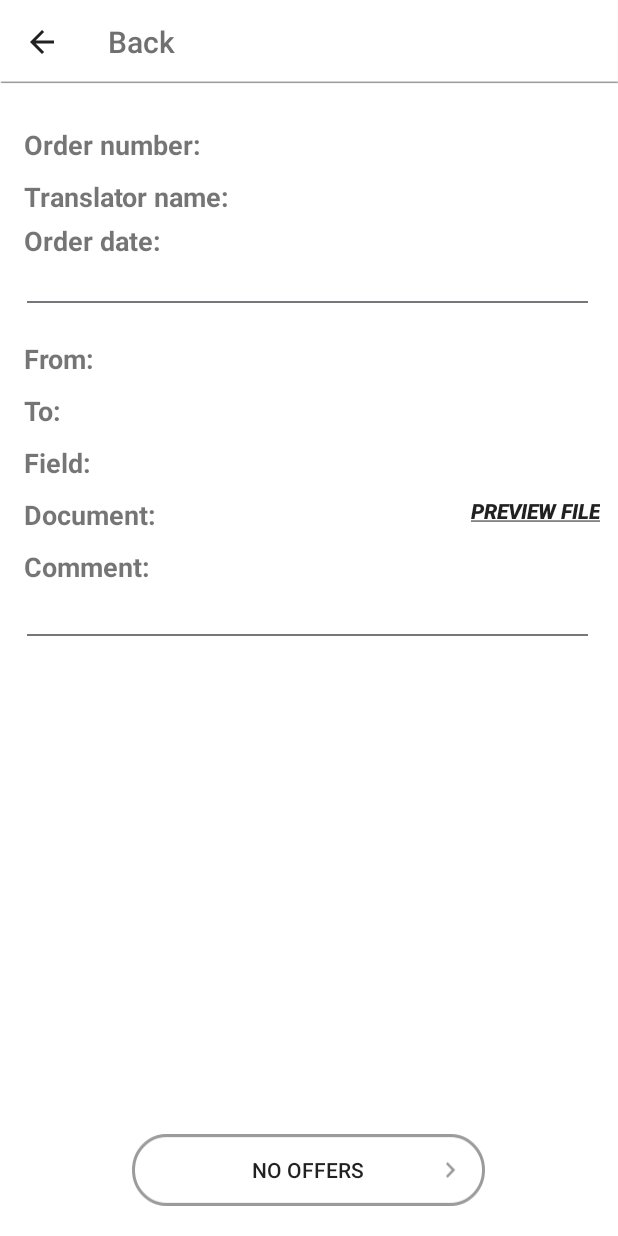
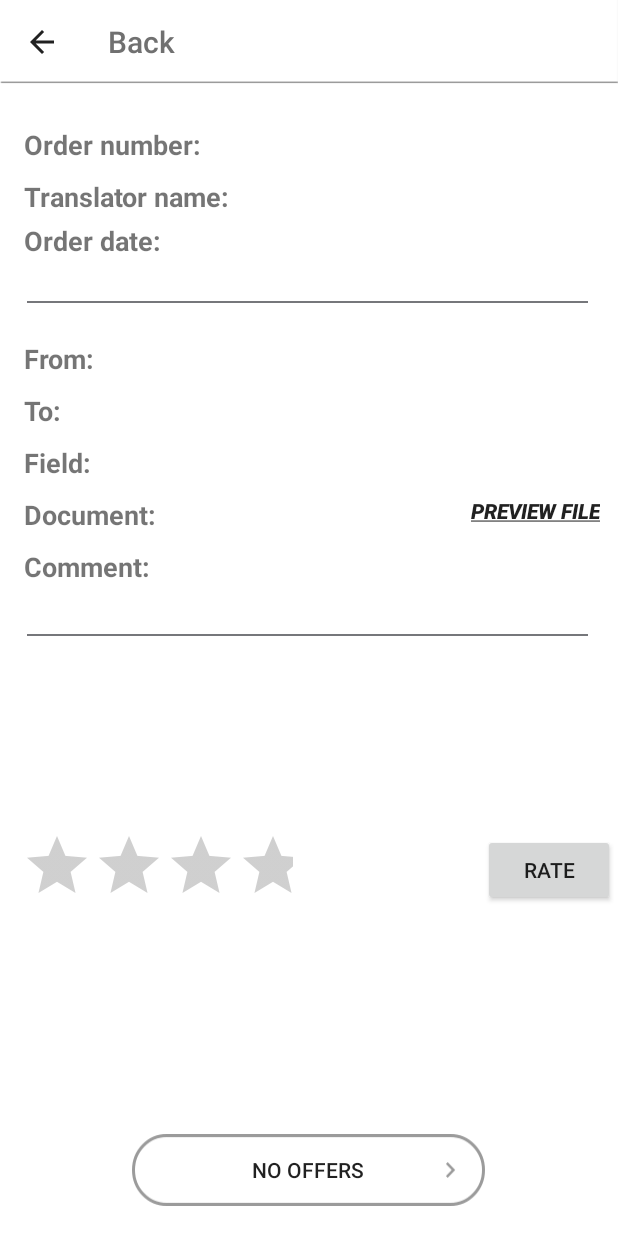
Before and after one commit to saraOmar18/ConlangFinal, an Android app: the OrderDetails screen opened directly, with no data from a screen before it, on a phone screen of 412 x 824 dp. Run offline under Robolectric (Android 15) with nearby library versions, the phone set to English and light mode, and no system bars; our stand-ins replace Firebase (no records; nobody signed in at launch, a user with empty details on screens opened directly); 11 statements that could not run were skipped.

Commit message:
update with rating

```diff
--- a/app/src/main/java/com/example/alhanoufaldawood/conlang/Customer/LoginCustomer.java
+++ b/app/src/main/java/com/example/alhanoufaldawood/conlang/Customer/LoginCustomer.java
@@ -177,6 +177,7 @@ public class LoginCustomer extends AppCompatActivity {
 
                                             if (userType.equals("Customer")) {
                                                 Intent i = new Intent(LoginCustomer.this, CustomerHome.class);
+                                                i.putExtra("user", new String[]{userID,userType});
                                                 startActivity(i);
 
                                                 // use this to start and trigger a service
--- a/app/src/main/java/com/example/alhanoufaldawood/conlang/Customer/OrderDetails.java
+++ b/app/src/main/java/com/example/alhanoufaldawood/conlang/Customer/OrderDetails.java
@@ -1,18 +1,22 @@
 package com.example.alhanoufaldawood.conlang.Customer;
 
 import android.annotation.SuppressLint;
+import android.content.DialogInterface;
 import android.content.Intent;
 import android.graphics.Color;
 import android.os.Bundle;
 import android.support.annotation.NonNull;
+import android.support.v7.app.AlertDialog;
 import android.support.v7.app.AppCompatActivity;
 import android.text.Html;
 import android.view.View;
 import android.widget.Button;
+import android.widget.RatingBar;
 import android.widget.TextView;
 
 import com.example.alhanoufaldawood.conlang.Chatting;
 import com.example.alhanoufaldawood.conlang.R;
+import com.example.alhanoufaldawood.conlang.Rate;
 import com.google.firebase.database.DataSnapshot;
 import com.google.firebase.database.DatabaseError;
 import com.google.firebase.database.DatabaseReference;
@@ -23,7 +27,7 @@ public class OrderDetails extends AppCompatActivity {
 
     DatabaseReference ref,ref2;
     TextView orderNumber, translatorName, orderDate, from, to, field, comment;
-    Button preview , offers , chat;
+    Button preview , offers , chat, submitButton ;
     TextView TComment,Tcomment,Price,price,Deadline,deadline;
 
     static String orderNo;
@@ -31,12 +35,26 @@ public class OrderDetails extends AppCompatActivity {
     String orderId;
     static String translatorId;
     static String translatorName1;
+    Button send;
+  //  String orderId;
+    String transId;
+    String totalRate;
+    String numOfRating;
+    String rating;
+    double ratingStr;
+    double r;
+    double totald;
+    double numd;
+    double numOfRatingd;
 
     @SuppressLint("RestrictedApi")
     @Override
     protected void onCreate(Bundle savedInstanceState) {
         super.onCreate(savedInstanceState);
         setContentView(R.layout.activity_order_details);
+        final RatingBar ratingRatingBar = (RatingBar) findViewById(R.id.ratingBar);
+        send = (Button) findViewById(R.id.button);
+        final TextView ratingDisplayTextView = (TextView) findViewById(R.id.rating_display_text_View);
 
         getSupportActionBar().setDefaultDisplayHomeAsUpEnabled(true);
 
@@ -46,10 +64,31 @@ public class OrderDetails extends AppCompatActivity {
         final Intent intent = getIntent();
         orderId = intent.getStringExtra("orderId");
 
+        final DatabaseReference mref = FirebaseDatabase.getInstance().getReference("Orders").child(orderId);
+        mref.child("translatorID").addValueEventListener(new ValueEventListener() {
+            @Override
+            public void onDataChange(DataSnapshot snapshot) {
+                transId = snapshot.getValue(String.class);
+            }
+            @Override
+            public void onCancelled(DatabaseError databaseError) {
+            }
+        });
 
         ref = FirebaseDatabase.getInstance().getReference("Orders");
 
+        //to get translator.
+        final DatabaseReference transRef = FirebaseDatabase.getInstance().getReference("Translators").child(transId);
 
+       /* transRef.addValueEventListener(new ValueEventListener() {
+            @Override
+            public void onDataChange(@NonNull DataSnapshot dataSnapshot) {
+                Translator trans = dataSnapshot.getValue(Translator.class);
+                totalRate = trans.getAvrRate();
+                numOfRating = trans.getNumOfRate();
+                //Will be used in method calculateAvr.
+            }
+        }); */
 
         orderNumber = (TextView) findViewById(R.id.orderNumber);
         translatorName = (TextView) findViewById(R.id.translatorName);
@@ -58,6 +97,7 @@ public class OrderDetails extends AppCompatActivity {
         to = (TextView) findViewById(R.id.to);
         field = (TextView) findViewById(R.id.field);
         comment = (TextView) findViewById(R.id.comment);
+
 
         TComment = (TextView) findViewById(R.id.TComment);
         Tcomment = (TextView) findViewById(R.id.Tcomment);
@@ -76,7 +116,7 @@ public class OrderDetails extends AppCompatActivity {
 
         offers = (Button) findViewById(R.id.offers);
         chat = (Button) findViewById(R.id.chat);
-
+        submitButton = (Button) findViewById(R.id.button);
 
 
 
@@ -86,6 +126,15 @@ public class OrderDetails extends AppCompatActivity {
             @Override
             public void onClick(View v) {
                 Intent intent = new Intent(OrderDetails.this,OrderDetailsPreviewFile.class);
+                intent.putExtra("key",orderId);
+                startActivity(intent);
+            }
+        });
+
+        submitButton.setOnClickListener(new View.OnClickListener() {
+            @Override
+            public void onClick(View v) {
+                Intent intent = new Intent(OrderDetails.this, Rate.class);
                 intent.putExtra("key",orderId);
                 startActivity(intent);
             }
@@ -223,6 +272,56 @@ public class OrderDetails extends AppCompatActivity {
                 startActivity(i);
             }
         });
+        send.setOnClickListener(new View.OnClickListener() {
+            @Override
+            public void onClick(View v) {
+                r=ratingRatingBar.getRating();
+                calculateAvr();
+
+                //Add to DB.
+                transRef.child("AvrRate").setValue(totalRate);
+                transRef.child("numOfRate").setValue(numOfRating);
+                transRef.child("rate").setValue(rating);
+
+                retingDialog();
+                //ratingDisplayTextView.setText("Your rating is: " + rating);
+            }
+        });
+
+    }
+    public void calculateAvr() {
+        //convert string to double.
+        totald = Double.parseDouble(totalRate);
+        numd = Double.parseDouble(numOfRating);
+        numOfRatingd = numd + 1;
+
+        //calculate the avr.
+        totald += r;
+        ratingStr = (totald / numOfRatingd);
+
+        //convert double to string.
+        totalRate = String.valueOf(totald);
+        numOfRating = String.valueOf(numd);
+        rating = String.valueOf(ratingStr);
+
+
+    }
+
+    public void retingDialog(){
+        AlertDialog.Builder dialog = new AlertDialog.Builder(OrderDetails.this);
+        dialog.setCancelable(false);
+        dialog.setTitle("Thank you");
+        dialog.setMessage("Your rate sent successfully.." );
+        dialog.setPositiveButton("Close", new DialogInterface.OnClickListener() {
+            @Override
+            public void onClick(DialogInterface dialog, int id) {
+                //Action for "Delete".
+            }
+        });
+
+
+        final AlertDialog alert = dialog.create();
+        alert.show();
 
     }
 
--- a/app/src/main/java/com/example/alhanoufaldawood/conlang/Customer/TranslatorListAdapter.java
+++ b/app/src/main/java/com/example/alhanoufaldawood/conlang/Customer/TranslatorListAdapter.java
@@ -53,7 +53,7 @@ public class TranslatorListAdapter extends ArrayAdapter<Translator> {
         language.setText(translator.getLanguage());
 
        RatingBar rate = (RatingBar) listViewItem.findViewById(R.id.ratingBar);
-       rate.setRating(translator.getRate());
+       rate.setRating(Float.parseFloat(translator.getRate()));
 
         TextView feild = (TextView) listViewItem.findViewById(R.id.feild);
         feild.setText(translator.getField());
--- a/app/src/main/java/com/example/alhanoufaldawood/conlang/Customer/TranslatorProfilePage.java
+++ b/app/src/main/java/com/example/alhanoufaldawood/conlang/Customer/TranslatorProfilePage.java
@@ -72,7 +72,7 @@ public class TranslatorProfilePage extends AppCompatActivity {
 
                 translator = dataSnapshot.getValue(Translator.class);
                 ratingBar.setNumStars(5);
-                ratingBar.setRating((float) translator.getRate());
+                ratingBar.setRating(Float.parseFloat(translator.getRate()));
                 name.setText(translator.getName());
                 bio.setText(translator.getBio());
                 langauge.setText(translator.getProvidedLanguage());
--- a/app/src/main/java/com/example/alhanoufaldawood/conlang/NotificationService.java
+++ b/app/src/main/java/com/example/alhanoufaldawood/conlang/NotificationService.java
@@ -13,7 +13,6 @@ import android.support.v4.app.NotificationCompat;
 
 import com.example.alhanoufaldawood.conlang.Customer.CustomerHome;
 import com.example.alhanoufaldawood.conlang.Customer.ServiceRequest;
-import com.example.alhanoufaldawood.conlang.Customer.Translator;
 import com.example.alhanoufaldawood.conlang.Translator.TranslatorHome;
 import com.google.firebase.database.DataSnapshot;
 import com.google.firebase.database.DatabaseError;
@@ -39,7 +38,7 @@ public class NotificationService extends Service {
 
     @Override
     public int onStartCommand(Intent intent, int flags, int startId) {
-        final String[] userData = intent.getStringArrayExtra("Users");
+        final String[] userData = intent.getStringArrayExtra("user");
 
         final DatabaseReference ref=  FirebaseDatabase.getInstance().getReference("Orders");
 
@@ -104,7 +103,7 @@ public class NotificationService extends Service {
             mChannel = new NotificationChannel(CHANNEL_ID, name, importance);
 
         Notification notification =
-                 new NotificationCompat.Builder(this)
+                new NotificationCompat.Builder(this)
                         .setSmallIcon(R.mipmap.ic_launcher)
                         .setContentTitle(title)
                         .setContentText(message)
--- a/app/src/main/res/layout/activity_order_details.xml
+++ b/app/src/main/res/layout/activity_order_details.xml
@@ -299,12 +299,30 @@
         android:visibility="gone"
         android:text="Chat" />
 
+    <Button
+        android:id="@+id/button"
+        android:layout_width="wrap_content"
+        android:layout_height="wrap_content"
+        android:layout_alignParentStart="true"
+        android:layout_alignParentTop="true"
+        android:layout_marginStart="322dp"
+        android:layout_marginTop="500dp"
+        android:text="Rate"
+        tools:layout_editor_absoluteX="148dp"
+        tools:layout_editor_absoluteY="259dp" />
 
-
-
-
-
-
+    <RatingBar
+        android:id="@+id/ratingBar"
+        android:layout_width="181dp"
+        android:layout_height="42dp"
+        android:layout_alignParentStart="true"
+        android:layout_alignParentTop="true"
+        android:layout_marginStart="14dp"
+        android:layout_marginTop="497dp"
+        android:numStars="5"
+        android:stepSize=".5"
+        tools:layout_editor_absoluteX="72dp"
+        tools:layout_editor_absoluteY="157dp" />
 
 
 </RelativeLayout>
```
Also changed, not shown: app/src/main/java/com/example/alhanoufaldawood/conlang/Customer/Profile.java (+13 -7 lines), app/src/main/java/com/example/alhanoufaldawood/conlang/Customer/Translator.java (+26 -5 lines), app/src/main/java/com/example/alhanoufaldawood/conlang/Rate.java (added, +134 -0 lines), app/src/main/java/com/example/alhanoufaldawood/conlang/Translator/ProfileT.java (+4 -7 lines), app/src/main/res/layout/activity_profile.xml (+2 -21 lines), app/src/main/res/layout/activity_profile_t.xml (+7 -24 lines), app/src/main/res/layout/activity_rate.xml (added, +46 -0 lines).
